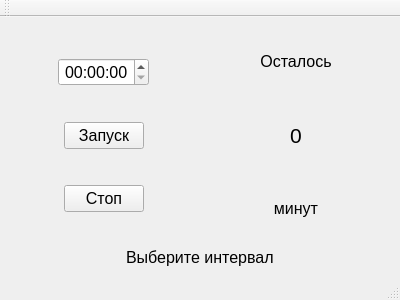
Qt form mainwindow.ui (Lelius/TimerCompOff) before a commit.
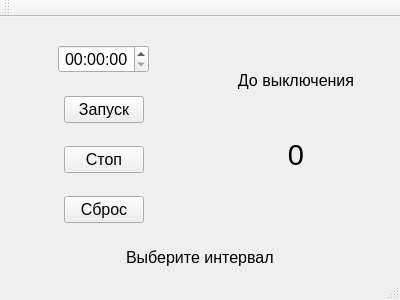
The same form after that commit.

Commit message: Изменил форму и добавил кнопку Сброс.

What changed in the file:
```diff
--- a/mainwindow.ui
+++ b/mainwindow.ui
@@ -84,6 +84,24 @@
             </property>
            </widget>
           </item>
+          <item alignment="Qt::AlignHCenter">
+           <widget class="QPushButton" name="pushButtonClear">
+            <property name="sizePolicy">
+             <sizepolicy hsizetype="Maximum" vsizetype="Fixed">
+              <horstretch>0</horstretch>
+              <verstretch>0</verstretch>
+             </sizepolicy>
+            </property>
+            <property name="font">
+             <font>
+              <pointsize>12</pointsize>
+             </font>
+            </property>
+            <property name="text">
+             <string>Сброс</string>
+            </property>
+           </widget>
+          </item>
          </layout>
         </item>
         <item>
@@ -96,18 +114,18 @@
              </font>
             </property>
             <property name="text">
-             <string>Осталось</string>
+             <string>До выключения</string>
             </property>
             <property name="alignment">
              <set>Qt::AlignCenter</set>
             </property>
            </widget>
           </item>
-          <item>
+          <item alignment="Qt::AlignTop">
            <widget class="QLabel" name="labelCounter">
             <property name="font">
              <font>
-              <pointsize>16</pointsize>
+              <pointsize>22</pointsize>
              </font>
             </property>
             <property name="text">
@@ -118,21 +136,6 @@
             </property>
            </widget>
           </item>
-          <item>
-           <widget class="QLabel" name="labelSec">
-            <property name="font">
-             <font>
-              <pointsize>12</pointsize>
-             </font>
-            </property>
-            <property name="text">
-             <string>минут</string>
-            </property>
-            <property name="alignment">
-             <set>Qt::AlignCenter</set>
-            </property>
-           </widget>
-          </item>
          </layout>
         </item>
        </layout>
```
